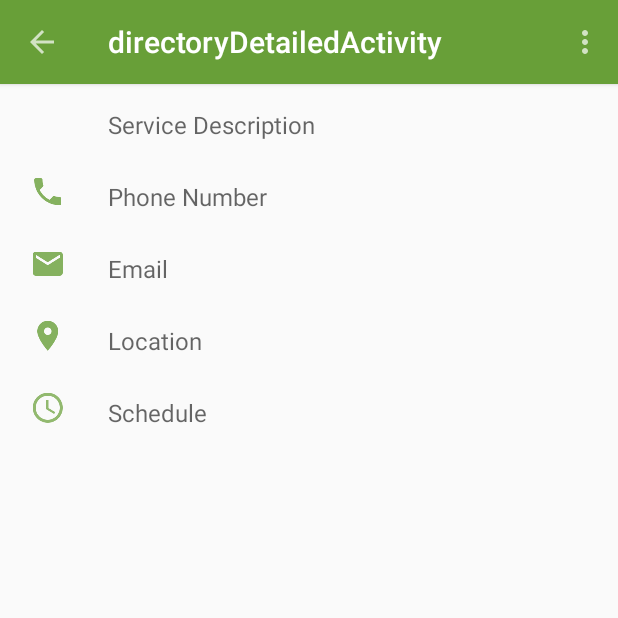
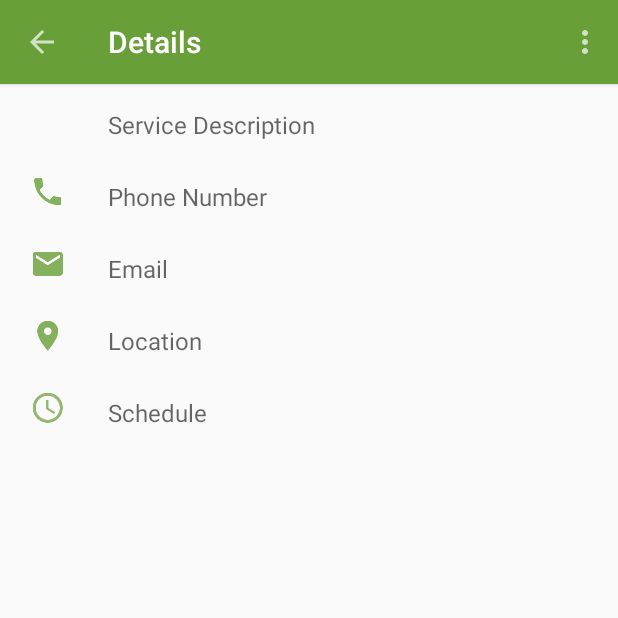
Before and after one commit to StudentDevelopment19/BCTools, an Android app: the directoryDetailedActivity screen opened directly, with no data from a screen before it, on a phone screen of 412 x 824 dp, the top half of it. Run offline under Robolectric (Android 15) with nearby library versions, the phone set to English and light mode, and no system bars.

```diff
--- a/LDSBCTools2/app/src/main/java/com/example/studev19/ldsbctools/directoryDetailedActivity.java
+++ b/LDSBCTools2/app/src/main/java/com/example/studev19/ldsbctools/directoryDetailedActivity.java
@@ -19,8 +19,14 @@ public class directoryDetailedActivity extends ActionBarActivity {
 
         //Creating the Toolbar and setting it as the Toolbar for the Activity
         toolbar = (Toolbar) findViewById(R.id.app_bar);
+
+        //Set Title of the AppBar
+        toolbar.setTitle("Details");
+
+        //Applies the AppBar
         setSupportActionBar(toolbar);
 
+        //Set the Navigation Up button and enables is
         getSupportActionBar().setHomeButtonEnabled(true);
         getSupportActionBar().setDisplayHomeAsUpEnabled(true);
 
@@ -45,6 +51,7 @@ public class directoryDetailedActivity extends ActionBarActivity {
             return true;
         }
 
+        //Navigates up to MainActivity
         if (id == android.R.id.home){
             NavUtils.navigateUpFromSameTask(this);
         }
--- a/LDSBCTools2/app/src/main/res/layout/activity_directory_detailed.xml
+++ b/LDSBCTools2/app/src/main/res/layout/activity_directory_detailed.xml
@@ -8,7 +8,7 @@
         android:id="@+id/app_bar"
         layout="@layout/app_bar"
         android:layout_width="match_parent"
-        android:layout_height="wrap_content" />
+        android:layout_height="wrap_content"/>
 
     <RelativeLayout
         android:orientation="vertical"
```
